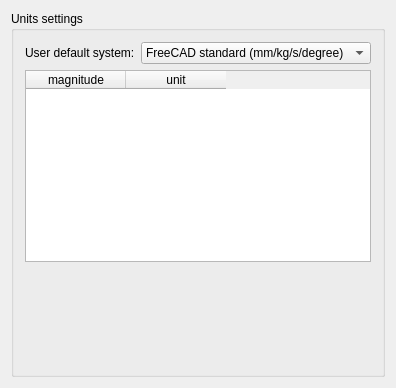
Above: src/Gui/DlgSettingsUnits.ui from berndhahnebach/All_FreeCAD before the change. Below: the same form after it.
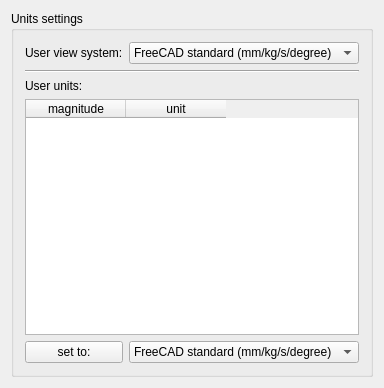
That is the form after the change.

Commit message: + add UnitsSettings implementation (still lots to do)

Patch:
```diff
--- a/src/Gui/DlgSettingsUnits.ui
+++ b/src/Gui/DlgSettingsUnits.ui
@@ -6,7 +6,7 @@
    <rect>
     <x>0</x>
     <y>0</y>
-    <width>345</width>
+    <width>351</width>
     <height>388</height>
    </rect>
   </property>
@@ -25,7 +25,7 @@
         <item>
          <widget class="QLabel" name="label">
           <property name="text">
-           <string>User default system:</string>
+           <string>User view system:</string>
           </property>
          </widget>
         </item>
@@ -50,8 +50,28 @@
         </item>
        </layout>
       </item>
+      <item>
+       <widget class="Line" name="line">
+        <property name="orientation">
+         <enum>Qt::Horizontal</enum>
+        </property>
+       </widget>
+      </item>
+      <item>
+       <widget class="QLabel" name="label_2">
+        <property name="text">
+         <string>User units:</string>
+        </property>
+       </widget>
+      </item>
       <item>
        <widget class="QTableWidget" name="tableWidget">
+        <property name="sizePolicy">
+         <sizepolicy hsizetype="Expanding" vsizetype="MinimumExpanding">
+          <horstretch>0</horstretch>
+          <verstretch>0</verstretch>
+         </sizepolicy>
+        </property>
         <column>
          <property name="text">
           <string>magnitude</string>
@@ -65,17 +85,34 @@
        </widget>
       </item>
       <item>
-       <spacer>
-        <property name="orientation">
-         <enum>Qt::Vertical</enum>
-        </property>
-        <property name="sizeHint" stdset="0">
-         <size>
-          <width>20</width>
-          <height>40</height>
-         </size>
-        </property>
-       </spacer>
+       <layout class="QHBoxLayout" name="horizontalLayout_2">
+        <item>
+         <widget class="QPushButton" name="pushButton">
+          <property name="text">
+           <string>set to:</string>
+          </property>
+         </widget>
+        </item>
+        <item>
+         <widget class="QComboBox" name="comboBox_ResetSystem">
+          <item>
+           <property name="text">
+            <string>FreeCAD standard (mm/kg/s/degree)</string>
+           </property>
+          </item>
+          <item>
+           <property name="text">
+            <string>MKS (m/kg/s/degree)</string>
+           </property>
+          </item>
+          <item>
+           <property name="text">
+            <string>Imperial</string>
+           </property>
+          </item>
+         </widget>
+        </item>
+       </layout>
       </item>
      </layout>
     </widget>
```
Left out of the diff: 8 changed lines with no effect on the pictures. The commit also changes 4 other files.
